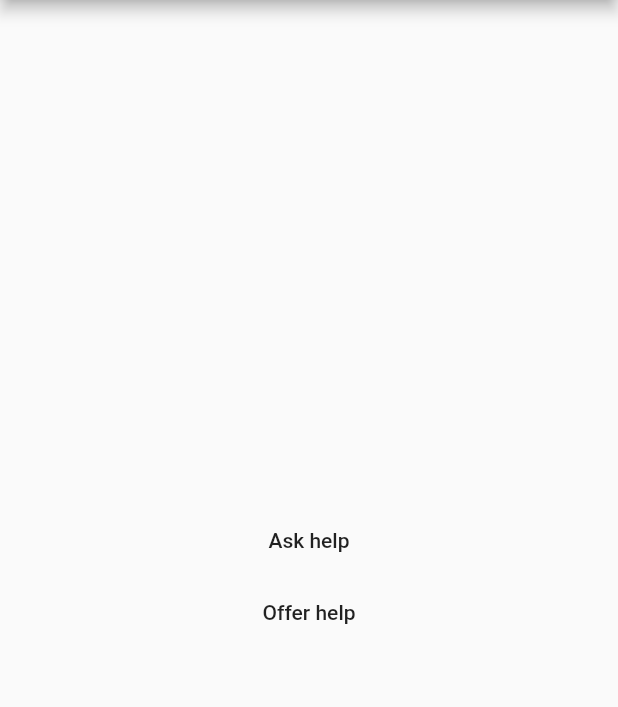
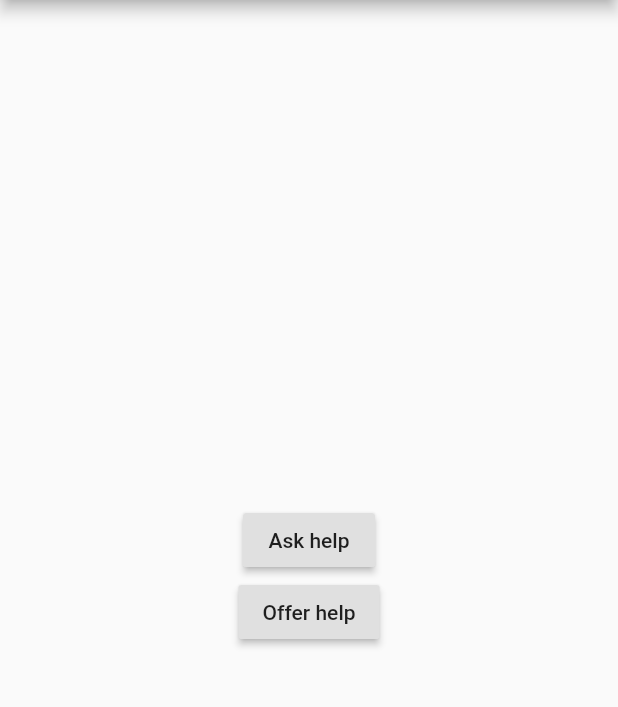
Before and after one commit to Gavinkaa/LauzHack-CoVid19, a Flutter app: the screen it shows after launch, on a phone screen of 412 x 824 dp, the part 84-791 px from its top. Run offline on Flutter 3.47's test engine with Material 2 defaults, Android fonts, the phone set to English and light mode, and no system bars.

Commit message:
change button to raised

```diff
--- a/app/lib/main.dart
+++ b/app/lib/main.dart
@@ -43,7 +43,7 @@ class _MyHomePageState extends State<MyHomePage> {
         child: Column(
           mainAxisAlignment: MainAxisAlignment.center,
           children: <Widget>[
-            FlatButton(
+            RaisedButton(
                 onPressed: () {
                   Navigator.push(
                     context,
@@ -51,7 +51,7 @@ class _MyHomePageState extends State<MyHomePage> {
                   );
                 },
                 child: Text('Ask help')),
-            FlatButton(
+            RaisedButton(
                 onPressed: () {
                   Navigator.push(
                     context,
```
